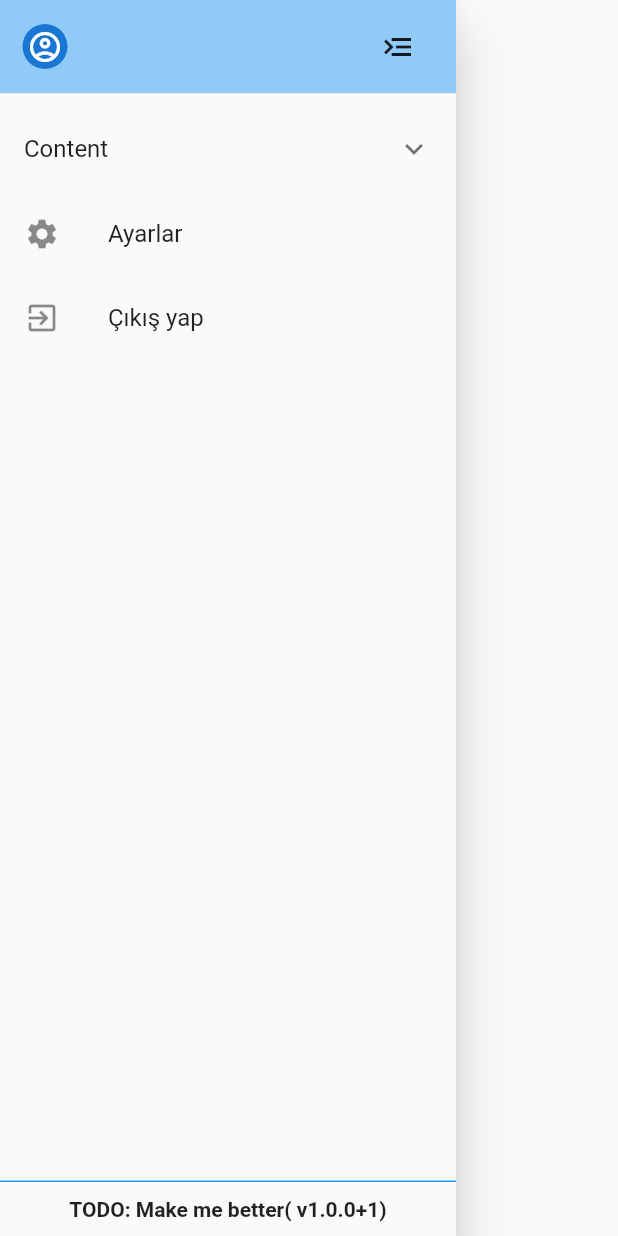
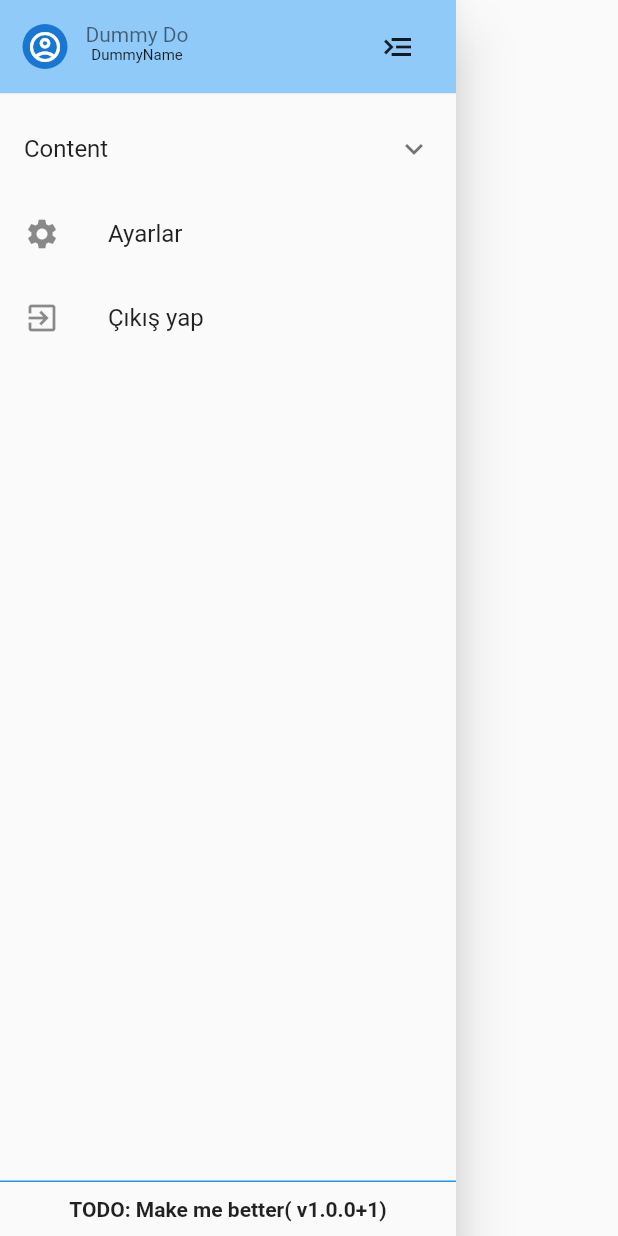
Before and after one commit to SalahAdDin/thesis_cancer, a Flutter app: the SideMenu widget shown alone on an empty page, opened directly, on a phone screen of 412 x 824 dp. Run offline on Flutter 3.47's test engine with Material 2 defaults, Android fonts, the phone set to English and light mode, and no system bars; our stand-ins replace badges, cached_network_image, card_swiper, chewie, dots_indicator, flutter_hooks and 17 more; missing offline and left inert: amplify_api, amplify_flutter, colorize, enum_to_string, flutter_app_badger, tutorial_coach_mark; network calls fail.

Commit message:
:fire: fixing problem at showing user name on side menu header.

```diff
--- a/lib/core/presentation/widgets/side_menu/side_menu.dart
+++ b/lib/core/presentation/widgets/side_menu/side_menu.dart
@@ -30,8 +30,7 @@ class SideMenu extends HookWidget {
           children: <Widget>[
             SideMenuHeader(
               displayedUserName: sessionUser.username,
-              displayedName:
-                  "${sessionUser.profile?.firstName} ${sessionUser.profile?.lastName}",
+              displayedName: sessionUser.profile!.fullName,
               userAvatarUrl: sessionUser.profile!.profilePhoto?.url,
             ),
             Expanded(
--- a/lib/core/presentation/widgets/side_menu/side_menu_header.dart
+++ b/lib/core/presentation/widgets/side_menu/side_menu_header.dart
@@ -2,7 +2,6 @@ import 'dart:math';
 
 import 'package:flutter/material.dart';
 import 'package:thesis_cancer/core/application/navigator.dart';
-import 'package:thesis_cancer/core/application/responsive.dart';
 import 'package:thesis_cancer/core/domain/constants.dart';
 import 'package:thesis_cancer/core/presentation/widgets/user_avatar.dart';
 import 'package:thesis_cancer/features/user/presentation/pages/profile_screen.dart';
@@ -44,26 +43,35 @@ class SideMenuHeader extends StatelessWidget {
           mainAxisAlignment: MainAxisAlignment.spaceBetween,
           children: <Widget>[
             GestureDetector(
-                onTap: () {},
+                key: GlobalKeys().userNameButtonKey,
                 onTap: () => pushToPage(context, ProfileScreen()),
                 child: Row(
                   children: <Widget>[
                     UserAvatar(userAvatarUrl: userAvatarUrl),
-                    Visibility(
-                      visible: !isMobile(context),
+                    Padding(
+                      padding: const EdgeInsets.symmetric(horizontal: 12),
                       child: Column(
                         children: <Widget>[
                           // SizedBox(width: 10),
                           Text(
                             displayedName,
-                            style: Theme.of(context).textTheme.headline4,
+                            style: Theme.of(context)
+                                .textTheme
+                                .headline4!
+                                .copyWith(fontSize: 14),
                           ),
-                          Text(displayedUserName,
-                              style: Theme.of(context).textTheme.subtitle1),
+                          Text(
+                            displayedUserName,
+                            // TODO: Should be gray
+                            style: Theme.of(context)
+                                .textTheme
+                                .subtitle1!
+                                .copyWith(fontSize: 10),
+                          ),
                           // SizedBox(width: 20)
                         ],
                       ),
-                    ),
+                    )
                   ],
                 )),
             Row(
--- a/lib/features/user/domain/profile.entity.dart
+++ b/lib/features/user/domain/profile.entity.dart
@@ -20,10 +20,16 @@ class Profile with _$Profile {
     String? bio,
   }) = _Profile;
 
+  const Profile._();
+
   ///Builds a [Profile] from a given json [String].
   factory Profile.fromJson(Map<String, dynamic> json) =>
       _$ProfileFromJson(json);
 
   /// Builds a empty(dummy) [Profile].
   static const Profile empty = Profile(firstName: 'Dummy', lastName: 'Do');
+
+  ///
+  String get fullName =>
+      firstName != null && lastName != null ? "$firstName $lastName" : '';
 }
--- a/lib/features/user/domain/user.entity.dart
+++ b/lib/features/user/domain/user.entity.dart
@@ -8,7 +8,6 @@ import 'package:thesis_cancer/features/user/domain/profile.entity.dart';
 part 'user.entity.freezed.dart';
 part 'user.entity.g.dart';
 
-// TODO: First name, last name?
 @freezed
 class User with _$User {
   const factory User({
```
Also changed, not shown: lib/features/user/domain/profile.entity.freezed.dart.
